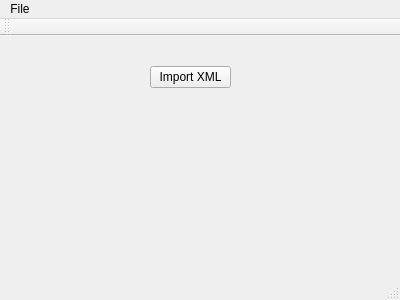
SandvichVonNom/JungleModel, file mainwindow.ui: the form before one commit.
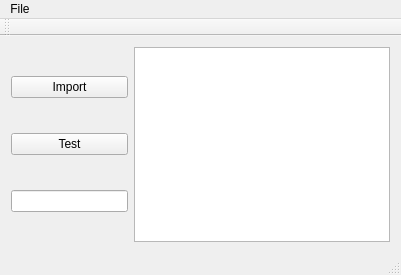
The form after the commit.

Diff of the .ui file:
```diff
--- a/mainwindow.ui
+++ b/mainwindow.ui
@@ -6,34 +6,51 @@
    <rect>
     <x>0</x>
     <y>0</y>
-    <width>400</width>
-    <height>300</height>
+    <width>401</width>
+    <height>275</height>
    </rect>
   </property>
   <property name="windowTitle">
    <string>MainWindow</string>
   </property>
   <widget class="QWidget" name="centralWidget">
-   <widget class="QPushButton" name="pushButton">
-    <property name="geometry">
-     <rect>
-      <x>150</x>
-      <y>30</y>
-      <width>81</width>
-      <height>22</height>
-     </rect>
-    </property>
-    <property name="text">
-     <string>Import XML</string>
-    </property>
-   </widget>
+   <layout class="QGridLayout" name="gridLayout">
+    <item row="0" column="0">
+     <layout class="QHBoxLayout" name="horizontalLayout">
+      <item>
+       <layout class="QVBoxLayout" name="verticalLayout">
+        <item>
+         <widget class="QPushButton" name="importButton">
+          <property name="text">
+           <string>Import</string>
+          </property>
+         </widget>
+        </item>
+        <item>
+         <widget class="QPushButton" name="testButton">
+          <property name="text">
+           <string>Test</string>
+          </property>
+         </widget>
+        </item>
+        <item>
+         <widget class="QLineEdit" name="testLine"/>
+        </item>
+       </layout>
+      </item>
+      <item>
+       <widget class="QListWidget" name="testList"/>
+      </item>
+     </layout>
+    </item>
+   </layout>
   </widget>
   <widget class="QMenuBar" name="menuBar">
    <property name="geometry">
     <rect>
      <x>0</x>
      <y>0</y>
-     <width>400</width>
+     <width>401</width>
      <height>19</height>
     </rect>
    </property>
@@ -49,7 +66,7 @@
     <enum>TopToolBarArea</enum>
    </attribute>
    <attribute name="toolBarBreak">
-    <bool>true</bool>
+    <bool>false</bool>
    </attribute>
   </widget>
   <widget class="QStatusBar" name="statusBar"/>
```
